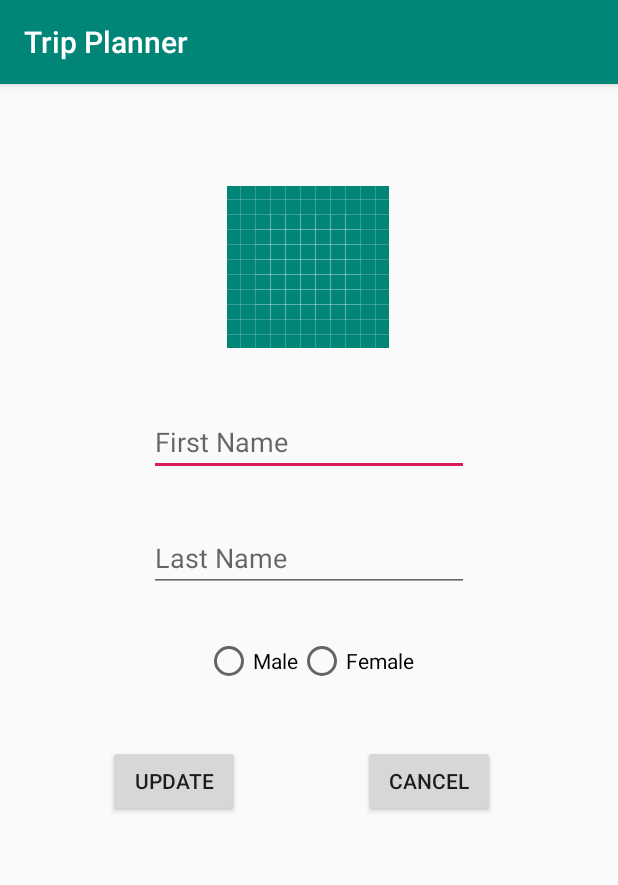
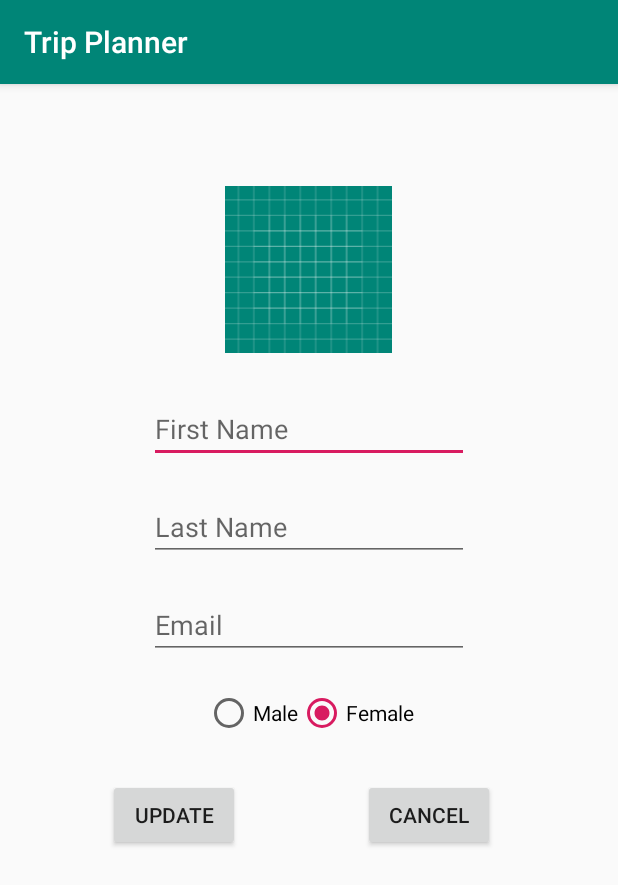
Before and after one commit to pal94/trip-planner, an Android app: the EditProfile screen opened directly, with no data from a screen before it, on a phone screen of 412 x 824 dp. Shown: the top 885 px of the screen. Run offline under Robolectric (Android 15) with nearby library versions, the light colour scheme and no system bars; our stand-ins replace Firebase (no records; nobody signed in at launch, a user with empty details on screens opened directly); 6 statements that could not run were skipped.

Commit message:
fixed profile update errors

```diff
--- a/app/src/main/java/com/example/tripplanner/EditProfile.java
+++ b/app/src/main/java/com/example/tripplanner/EditProfile.java
@@ -1,14 +1,167 @@
 package com.example.tripplanner;
 
+import androidx.annotation.NonNull;
 import androidx.appcompat.app.AppCompatActivity;
 
+import android.app.Activity;
+import android.content.Intent;
+import android.content.SharedPreferences;
 import android.os.Bundle;
+import android.util.Log;
+import android.view.View;
+import android.widget.EditText;
+import android.widget.ImageView;
+import android.widget.RadioButton;
+import android.widget.RadioGroup;
+
+import com.google.android.gms.tasks.OnCompleteListener;
+import com.google.android.gms.tasks.Task;
+import com.google.firebase.firestore.FirebaseFirestore;
+import com.google.gson.Gson;
+
+import java.util.Map;
+
+import static com.example.tripplanner.R.drawable.male1;
 
 public class EditProfile extends AppCompatActivity {
+
+    User loggedUser;
+    Gson gson = new Gson();
+    EditText first,last,email;
+    ImageView iv;
+    RadioGroup rg;
+    RadioButton male,female,gender;
+    String updatedAvatar;
+    FirebaseFirestore db;
+    SharedPreferences prefsEditor;
+    SharedPreferences.Editor editor;
 
     @Override
     protected void onCreate(Bundle savedInstanceState) {
         super.onCreate(savedInstanceState);
         setContentView(R.layout.activity_edit_profile);
+
+        db = FirebaseFirestore.getInstance();
+
+
+        prefsEditor = getSharedPreferences("loggedUser", MODE_PRIVATE);
+
+        String json = prefsEditor.getString("userObject","");
+        editor = prefsEditor.edit();
+
+        loggedUser = gson.fromJson(json, User.class);
+
+        first = findViewById(R.id.editTextFirstEdit);
+        last = findViewById(R.id.editTextLastEdit);
+        email = findViewById(R.id.editTextEmailEdit);
+        iv = findViewById(R.id.imageViewProfileEdit);
+
+        male = findViewById(R.id.radioButtonMaleEdit);
+        female = findViewById(R.id.radioButtonFemaleEdit);
+        rg = findViewById(R.id.rgGenderEdit);
+
+        first.setText(loggedUser.first);
+        last.setText(loggedUser.last);
+        email.setText(loggedUser.email);
+
+        if(loggedUser.gender.equals("Male")){
+            male.setChecked(true);
+        } else {
+            female.setChecked(true);
+        }
+
+//        updatedAvatar = loggedUser.avatar;
+        setAvatar(loggedUser.avatar);
+
+        iv.setOnClickListener(new View.OnClickListener() {
+            @Override
+            public void onClick(View v) {
+                Intent intent = new Intent(EditProfile.this,SelectAvatar.class);
+                startActivity(intent);
+            }
+        });
+
+        findViewById(R.id.buttonCancel).setOnClickListener(new View.OnClickListener() {
+            @Override
+            public void onClick(View v) {
+                finish();
+            }
+        });
+
+        findViewById(R.id.buttonUpdate).setOnClickListener(new View.OnClickListener() {
+            @Override
+            public void onClick(View v) {
+                gender = (RadioButton) findViewById(rg.getCheckedRadioButtonId());
+
+                User user = new User(first.getText().toString(),last.getText().toString(),email.getText().toString(),loggedUser.password,gender.getText().toString(),loggedUser.avatar);
+
+                String json = gson.toJson(user);
+                editor.putString("userObject", json);
+                editor.commit();
+
+                Map<String,Object> userMap = user.toHashMap();
+                db.collection("users").document(""+user.email)
+                        .set(userMap)
+                        .addOnCompleteListener(new OnCompleteListener<Void>() {
+                            @Override
+                            public void onComplete(@NonNull Task<Void> task) {
+                                if(task.isSuccessful()){
+//                                    Log.d("demo", "onComplete");
+                                } else {
+                                    Log.d("demo", ""+task.getException().toString());
+                                }
+                            }
+                        });
+
+                Intent intent = new Intent(EditProfile.this,Profile.class);
+                startActivity(intent);
+                finish();
+            }
+        });
+
+    }
+
+    @Override
+    protected void onResume() {
+        super.onResume();
+        String json = prefsEditor.getString("userObject","");
+        loggedUser = gson.fromJson(json, User.class);
+        setAvatar(loggedUser.avatar);
+    }
+
+
+    public void setAvatar(String avatar){
+        switch(avatar){
+            case "male1":
+                iv.setImageResource(male1);
+                break;
+            case "male2":
+                iv.setImageResource(R.drawable.male2);
+                break;
+            case "male3":
+                iv.setImageResource(R.drawable.male3);
+                break;
+            case "male4":
+                iv.setImageResource(R.drawable.male4);
+                break;
+            case "male5":
+                iv.setImageResource(R.drawable.male5);
+                break;
+            case "female1":
+                iv.setImageResource(R.drawable.female1);
+                break;
+            case "female2":
+                iv.setImageResource(R.drawable.female2);
+                break;
+            case "female3":
+                iv.setImageResource(R.drawable.female3);
+                break;
+            case "female4":
+                iv.setImageResource(R.drawable.female4);
+                break;
+            case "female5":
+                iv.setImageResource(R.drawable.female5);
+                break;
+        }
     }
 }
--- a/app/src/main/res/layout/activity_edit_profile.xml
+++ b/app/src/main/res/layout/activity_edit_profile.xml
@@ -8,53 +8,53 @@
 
     <ImageView
         android:id="@+id/imageViewProfileEdit"
-        android:layout_width="wrap_content"
-        android:layout_height="wrap_content"
+        android:layout_width="112dp"
+        android:layout_height="111dp"
         android:layout_marginTop="68dp"
+        android:contentDescription="TODO"
         app:layout_constraintEnd_toEndOf="parent"
         app:layout_constraintHorizontal_bias="0.498"
         app:layout_constraintStart_toStartOf="parent"
         app:layout_constraintTop_toTopOf="parent"
-        app:srcCompat="@drawable/ic_launcher_background"
-        android:contentDescription="TODO" />
+        app:srcCompat="@drawable/ic_launcher_background" />
 
     <EditText
-        android:id="@+id/editText"
+        android:id="@+id/editTextFirstEdit"
         android:layout_width="wrap_content"
         android:layout_height="wrap_content"
-        android:layout_marginTop="40dp"
+        android:layout_marginTop="28dp"
         android:ems="10"
         android:hint="@string/etFirst"
+        android:importantForAutofill="no"
         android:inputType="textPersonName"
         app:layout_constraintEnd_toEndOf="@+id/imageViewProfileEdit"
         app:layout_constraintHorizontal_bias="0.495"
         app:layout_constraintStart_toStartOf="@+id/imageViewProfileEdit"
-        app:layout_constraintTop_toBottomOf="@+id/imageViewProfileEdit"
-        android:importantForAutofill="no" />
+        app:layout_constraintTop_toBottomOf="@+id/imageViewProfileEdit" />
 
     <EditText
-        android:id="@+id/editText2"
+        android:id="@+id/editTextLastEdit"
         android:layout_width="wrap_content"
         android:layout_height="wrap_content"
-        android:layout_marginTop="32dp"
+        android:layout_marginTop="20dp"
         android:ems="10"
         android:hint="@string/etLast"
+        android:importantForAutofill="no"
         android:inputType="textPersonName"
-        app:layout_constraintEnd_toEndOf="@+id/editText"
+        app:layout_constraintEnd_toEndOf="@+id/editTextFirstEdit"
         app:layout_constraintHorizontal_bias="0.0"
-        app:layout_constraintStart_toStartOf="@+id/editText"
-        app:layout_constraintTop_toBottomOf="@+id/editText"
-        android:importantForAutofill="no" />
+        app:layout_constraintStart_toStartOf="@+id/editTextFirstEdit"
+        app:layout_constraintTop_toBottomOf="@+id/editTextFirstEdit" />
 
     <RadioGroup
         android:id="@+id/rgGenderEdit"
         android:layout_width="wrap_content"
         android:layout_height="wrap_content"
-        android:layout_marginTop="30dp"
+        android:layout_marginTop="20dp"
         android:orientation="horizontal"
-        app:layout_constraintEnd_toEndOf="@+id/editText2"
-        app:layout_constraintStart_toStartOf="@+id/editText2"
-        app:layout_constraintTop_toBottomOf="@+id/editText2">
+        app:layout_constraintEnd_toEndOf="@+id/editTextLastEdit"
+        app:layout_constraintStart_toStartOf="@+id/editTextLastEdit"
+        app:layout_constraintTop_toBottomOf="@+id/editTextEmailEdit">
 
         <RadioButton
             android:id="@+id/radioButtonMaleEdit"
@@ -74,7 +74,7 @@
         android:layout_width="wrap_content"
         android:layout_height="wrap_content"
         android:layout_marginStart="72dp"
-        android:layout_marginTop="40dp"
+        android:layout_marginTop="28dp"
         android:text="@string/update"
         app:layout_constraintStart_toStartOf="parent"
         app:layout_constraintTop_toBottomOf="@+id/rgGenderEdit" />
@@ -88,4 +88,17 @@
         app:layout_constraintEnd_toEndOf="parent"
         app:layout_constraintStart_toEndOf="@+id/buttonUpdate"
         app:layout_constraintTop_toTopOf="@+id/buttonUpdate" />
+
+    <EditText
+        android:id="@+id/editTextEmailEdit"
+        android:layout_width="wrap_content"
+        android:layout_height="wrap_content"
+        android:layout_marginTop="20dp"
+        android:ems="10"
+        android:hint="@string/etEmail"
+        android:inputType="textPersonName"
+        app:layout_constraintEnd_toEndOf="@+id/editTextLastEdit"
+        app:layout_constraintHorizontal_bias="0.0"
+        app:layout_constraintStart_toStartOf="@+id/editTextLastEdit"
+        app:layout_constraintTop_toBottomOf="@+id/editTextLastEdit" />
 </androidx.constraintlayout.widget.ConstraintLayout>
```
Also changed, not shown: app/src/main/java/com/example/tripplanner/Dashboard.java (+10 -2 lines), app/src/main/java/com/example/tripplanner/Profile.java (+49 -19 lines), app/src/main/java/com/example/tripplanner/SelectAvatar.java (+160 -1 lines), app/src/main/java/com/example/tripplanner/User.java (+25 -0 lines).
